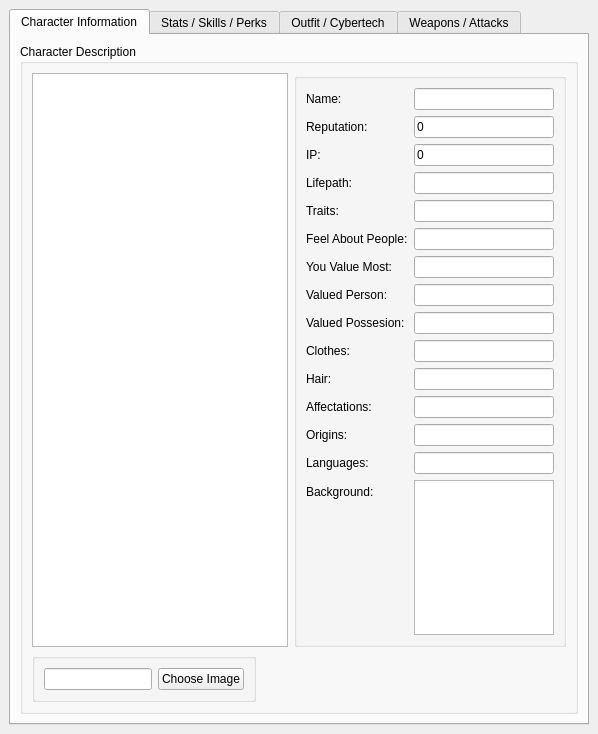
Qt form char.ui (mcgillij/qt_meta_char) before a commit.
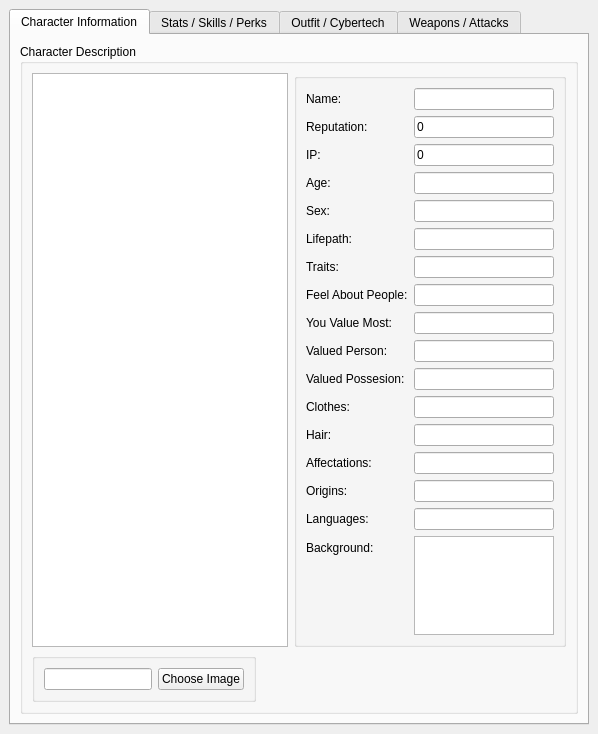
The same form after that commit.

Commit message: added the html export for the char sheet

```diff
--- a/char.ui
+++ b/char.ui
@@ -43,124 +43,124 @@
               <property name="fieldGrowthPolicy">
                <enum>QFormLayout::ExpandingFieldsGrow</enum>
               </property>
-              <item row="3" column="0">
+              <item row="5" column="0">
                <widget class="QLabel" name="label_3">
                 <property name="text">
                  <string>Lifepath:</string>
                 </property>
                </widget>
               </item>
-              <item row="3" column="1">
+              <item row="5" column="1">
                <widget class="QLineEdit" name="lineEditLifepath"/>
               </item>
-              <item row="5" column="0">
+              <item row="7" column="0">
                <widget class="QLabel" name="label_5">
                 <property name="text">
                  <string>Traits:</string>
                 </property>
                </widget>
               </item>
-              <item row="5" column="1">
+              <item row="7" column="1">
                <widget class="QLineEdit" name="lineEditTraits"/>
               </item>
-              <item row="6" column="0">
+              <item row="8" column="0">
                <widget class="QLabel" name="label_6">
                 <property name="text">
                  <string>Feel About People:</string>
                 </property>
                </widget>
               </item>
-              <item row="7" column="0">
+              <item row="9" column="0">
                <widget class="QLabel" name="label_7">
                 <property name="text">
                  <string>You Value Most:</string>
                 </property>
                </widget>
               </item>
-              <item row="8" column="0">
+              <item row="10" column="0">
                <widget class="QLabel" name="label_8">
                 <property name="text">
                  <string>Valued Person:</string>
                 </property>
                </widget>
               </item>
-              <item row="9" column="0">
+              <item row="11" column="0">
                <widget class="QLabel" name="label_9">
                 <property name="text">
                  <string>Valued Possesion:</string>
                 </property>
                </widget>
               </item>
-              <item row="11" column="0">
+              <item row="13" column="0">
                <widget class="QLabel" name="label_4">
                 <property name="text">
                  <string>Clothes:</string>
                 </property>
                </widget>
               </item>
-              <item row="12" column="0">
+              <item row="14" column="0">
                <widget class="QLabel" name="label_10">
                 <property name="text">
                  <string>Hair:</string>
                 </property>
                </widget>
               </item>
-              <item row="13" column="0">
+              <item row="15" column="0">
                <widget class="QLabel" name="label_11">
                 <property name="text">
                  <string>Affectations:</string>
                 </property>
                </widget>
               </item>
-              <item row="14" column="0">
+              <item row="16" column="0">
                <widget class="QLabel" name="label_12">
                 <property name="text">
                  <string>Origins:</string>
                 </property>
                </widget>
               </item>
-              <item row="15" column="0">
+              <item row="17" column="0">
                <widget class="QLabel" name="label_13">
                 <property name="text">
                  <string>Languages:</string>
                 </property>
                </widget>
               </item>
-              <item row="16" column="0">
+              <item row="18" column="0">
                <widget class="QLabel" name="label_14">
                 <property name="text">
                  <string>Background:</string>
                 </property>
                </widget>
               </item>
-              <item row="6" column="1">
+              <item row="8" column="1">
                <widget class="QLineEdit" name="lineEditFeelAboutPeople"/>
               </item>
-              <item row="7" column="1">
+              <item row="9" column="1">
                <widget class="QLineEdit" name="lineEditYouValueMost"/>
               </item>
-              <item row="8" column="1">
+              <item row="10" column="1">
                <widget class="QLineEdit" name="lineEditValuedPerson"/>
               </item>
-              <item row="11" column="1">
+              <item row="13" column="1">
                <widget class="QLineEdit" name="lineEditClothes"/>
               </item>
-              <item row="9" column="1">
+              <item row="11" column="1">
                <widget class="QLineEdit" name="lineEditValuedPossesion"/>
               </item>
-              <item row="12" column="1">
+              <item row="14" column="1">
                <widget class="QLineEdit" name="lineEditHair"/>
               </item>
-              <item row="13" column="1">
+              <item row="15" column="1">
                <widget class="QLineEdit" name="lineEditAffectations"/>
               </item>
-              <item row="14" column="1">
+              <item row="16" column="1">
                <widget class="QLineEdit" name="lineEditOrigins"/>
               </item>
-              <item row="15" column="1">
+              <item row="17" column="1">
                <widget class="QLineEdit" name="lineEditLanguages"/>
               </item>
-              <item row="16" column="1">
+              <item row="18" column="1">
                <widget class="QPlainTextEdit" name="plainTextEditBackground"/>
               </item>
               <item row="0" column="0">
@@ -201,6 +201,26 @@
                 </property>
                </widget>
               </item>
+              <item row="3" column="0">
+               <widget class="QLabel" name="label_20">
+                <property name="text">
+                 <string>Age:</string>
+                </property>
+               </widget>
+              </item>
+              <item row="3" column="1">
+               <widget class="QLineEdit" name="lineEditAge"/>
+              </item>
+              <item row="4" column="0">
+               <widget class="QLabel" name="label_22">
+                <property name="text">
+                 <string>Sex:</string>
+                </property>
+               </widget>
+              </item>
+              <item row="4" column="1">
+               <widget class="QLineEdit" name="lineEditSex"/>
+              </item>
              </layout>
             </widget>
            </item>
```
The commit also changes 5 other files.
